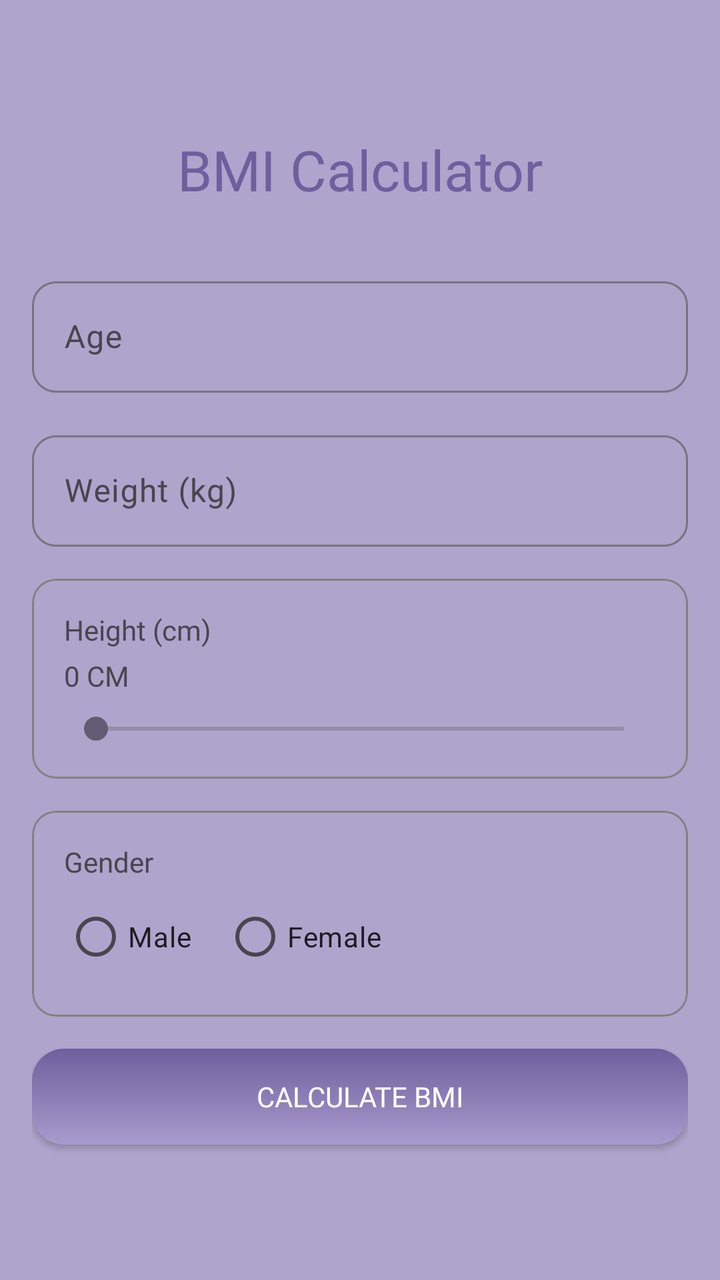
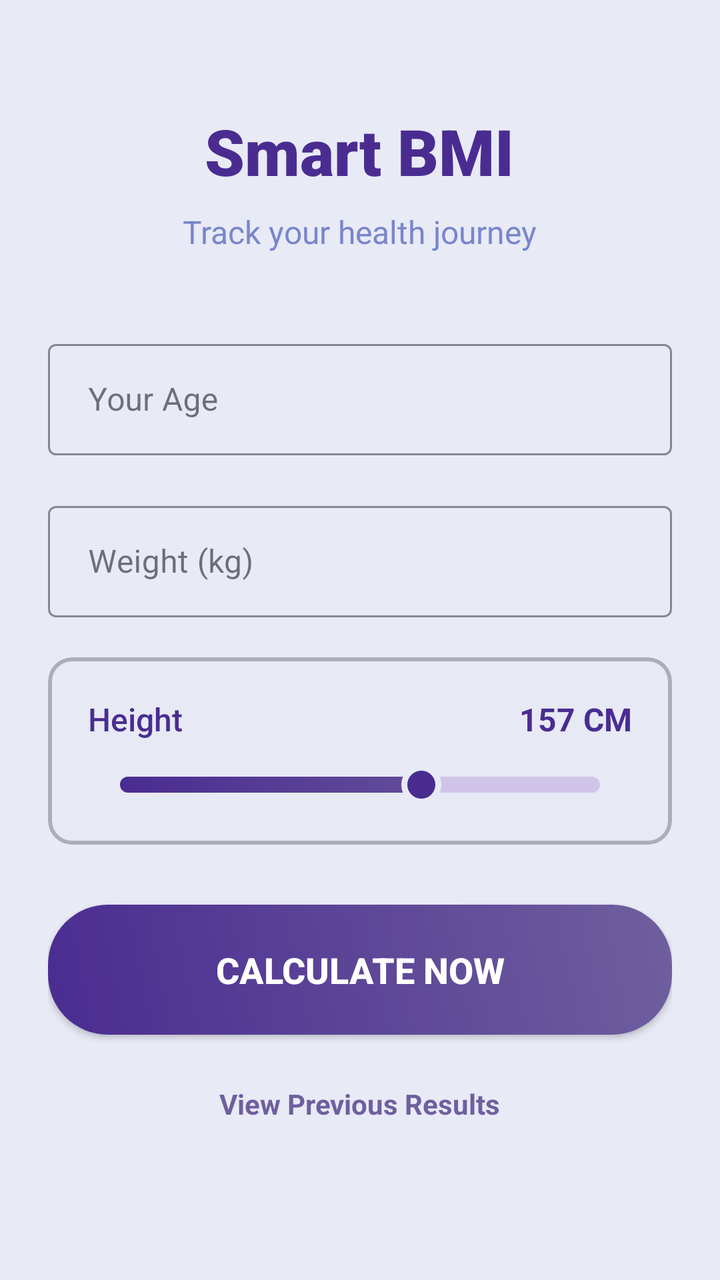

Compare the two renders of this Android layout. The source of the first and the diff that turns it into the second are given below.
<!-- AndroidManifest.xml: application theme Theme.SMARTBMI -->
<!-- res/layout/activity_bmicalculation.xml -->
<?xml version="1.0" encoding="utf-8"?>
<androidx.constraintlayout.widget.ConstraintLayout
    xmlns:android="http://schemas.android.com/apk/res/android"
    xmlns:app="http://schemas.android.com/apk/res-auto"
    xmlns:tools="http://schemas.android.com/tools"
    android:id="@+id/main"
    android:layout_width="match_parent"
    android:layout_height="match_parent"
    android:background="@color/highlight_color"

    tools:context=".BMICalculationActivity">

    <LinearLayout
        android:layout_width="match_parent"
        android:layout_height="match_parent"
        android:orientation="vertical"
        android:padding="16dp"
        android:layout_marginTop="50dp"

        app:layout_constraintTop_toTopOf="parent"
        app:layout_constraintBottom_toBottomOf="parent"
        app:layout_constraintStart_toStartOf="parent"
        app:layout_constraintEnd_toEndOf="parent">

        <TextView
            android:layout_width="match_parent"
            android:layout_height="wrap_content"
            android:text="BMI Calculator"
            android:gravity="center"
            android:layout_marginBottom="32dp"
            android:fontFamily="@font/inter_extrabold"
            android:textColor="@color/secondary_color"

            android:textSize="28dp"
            />
        
        <com.google.android.material.textfield.TextInputLayout
            android:layout_width="match_parent"
            android:layout_height="wrap_content"
            android:layout_marginBottom="16dp"
            android:hint="Age"
            app:boxBackgroundMode="outline"
            app:boxCornerRadiusTopStart="12dp"
            app:boxCornerRadiusTopEnd="12dp"
            app:boxCornerRadiusBottomStart="12dp"
            app:boxCornerRadiusBottomEnd="12dp">

            <com.google.android.material.textfield.TextInputEditText
                android:id="@+id/ageInput"
                android:layout_width="match_parent"
                android:layout_height="wrap_content"
                android:inputType="number"
                android:textColorHint="#7C7A7A" />
        </com.google.android.material.textfield.TextInputLayout>

        
        <com.google.android.material.textfield.TextInputLayout
            android:layout_width="match_parent"
            android:layout_height="wrap_content"
            android:layout_marginBottom="16dp"
            android:hint="Weight (kg)"
            app:boxBackgroundMode="outline"
            app:boxCornerRadiusTopStart="12dp"
            app:boxCornerRadiusTopEnd="12dp"
            app:boxCornerRadiusBottomStart="12dp"
            app:boxCornerRadiusBottomEnd="12dp">

            <com.google.android.material.textfield.TextInputEditText
                android:id="@+id/weightInput"
                android:layout_width="match_parent"
                android:layout_height="wrap_content"
                android:inputType="number"
                android:fontFamily="@font/inter_medium"
                android:textColorHint="#7C7A7A" />
        </com.google.android.material.textfield.TextInputLayout>

        
        <com.google.android.material.card.MaterialCardView
            android:layout_width="match_parent"
            android:layout_height="wrap_content"
            android:layout_marginBottom="16dp"
            app:cardCornerRadius="12dp"
            app:strokeWidth="1dp"
            app:strokeColor="#818181"
            android:backgroundTint="@color/highlight_color">

        <LinearLayout
            android:layout_width="match_parent"
            android:layout_height="wrap_content"
            android:orientation="vertical"
            android:padding="16dp">

            <TextView
                android:layout_width="wrap_content"
                android:layout_height="wrap_content"
                android:text="Height (cm)"
                android:fontFamily="@font/inter_bold"
                android:layout_marginBottom="4dp" />

            <TextView
                android:id="@+id/heightDisplay"
                android:layout_width="wrap_content"
                android:layout_height="wrap_content"
                android:text="0 CM"
                android:layout_marginBottom="8dp" />

            <SeekBar
                android:id="@+id/heightInput"
                android:layout_width="match_parent"
                android:layout_height="wrap_content" />
        </LinearLayout>
    </com.google.android.material.card.MaterialCardView>

        
        
        <com.google.android.material.card.MaterialCardView
            android:layout_width="match_parent"
            android:layout_height="wrap_content"
            android:layout_marginBottom="16dp"
            app:cardCornerRadius="12dp"
            app:strokeWidth="1dp"
            app:strokeColor="#818181"
            android:backgroundTint="@color/highlight_color">

            <LinearLayout
                android:layout_width="match_parent"
                android:layout_height="wrap_content"
                android:orientation="vertical"
                android:padding="16dp">

                <TextView
                    android:layout_width="wrap_content"
                    android:layout_height="wrap_content"
                    android:text="Gender"
                    android:fontFamily="@font/inter_bold"
                    android:layout_marginBottom="4dp" />

                <RadioGroup
                    android:id="@+id/genderGroup"
                    android:layout_width="wrap_content"
                    android:layout_height="wrap_content"
                    android:orientation="horizontal">

                    <RadioButton
                        android:id="@+id/male"
                        android:layout_width="wrap_content"
                        android:layout_height="wrap_content"
                        android:text="Male"
                        android:paddingEnd="16dp"/>

                    <RadioButton
                        android:id="@+id/female"
                        android:layout_width="wrap_content"
                        android:layout_height="wrap_content"
                        android:text="Female" />
                </RadioGroup>
            </LinearLayout>
        </com.google.android.material.card.MaterialCardView>
        
        <androidx.appcompat.widget.AppCompatButton
            android:id="@+id/calculateButton"
            android:layout_width="match_parent"
            android:layout_height="wrap_content"
            android:fontFamily="@font/inter_bold"
            android:textColor="@color/white"
            android:background="@drawable/button_bg"
            android:text="Calculate BMI" />
    </LinearLayout>

</androidx.constraintlayout.widget.ConstraintLayout>
<!-- resources referenced by this layout -->
<resources>
  <color name="highlight_color">#AFA4CC</color>
  <color name="secondary_color">#6F5F9E</color>
  <color name="white">#FFFFFF</color>
  <!-- drawable button_bg (drawable) -->
  <?xml version="1.0" encoding="utf-8"?>
  <shape xmlns:android="http://schemas.android.com/apk/res/android">
      <corners android:radius="16dp"/>
      <gradient android:angle="-45"
          android:startColor="@color/secondary_color"
          android:endColor="#A89BCC"
          />
  
  </shape>
  <style name="Theme.SMARTBMI" parent="Base.Theme.SMARTBMI" />
  <style name="Base.Theme.SMARTBMI" parent="Theme.Material3.DayNight.NoActionBar">
          
          
      </style>
</resources>

<!-- the commit's change to res/layout/activity_bmicalculation.xml (unified diff, before → after) -->
@@ -1,170 +1,143 @@
 <?xml version="1.0" encoding="utf-8"?>
-<androidx.constraintlayout.widget.ConstraintLayout
-    xmlns:android="http://schemas.android.com/apk/res/android"
-    xmlns:app="http://schemas.android.com/apk/res-auto"
-    xmlns:tools="http://schemas.android.com/tools"
-    android:id="@+id/main"
+<ScrollView xmlns:android="http://schemas.android.com/apk/res/android"
     android:layout_width="match_parent"
     android:layout_height="match_parent"
-    android:background="@color/highlight_color"
-
-    tools:context=".BMICalculationActivity">
+    xmlns:app="http://schemas.android.com/apk/res-auto"
+    android:background="#E8EAF6"
+    android:fillViewport="true">
 
     <LinearLayout
         android:layout_width="match_parent"
-        android:layout_height="match_parent"
+        android:layout_height="wrap_content"
         android:orientation="vertical"
-        android:padding="16dp"
-        android:layout_marginTop="50dp"
-
-        app:layout_constraintTop_toTopOf="parent"
-        app:layout_constraintBottom_toBottomOf="parent"
-        app:layout_constraintStart_toStartOf="parent"
-        app:layout_constraintEnd_toEndOf="parent">
+        android:padding="24dp"
+        android:gravity="center_horizontal">
 
         <TextView
-            android:layout_width="match_parent"
+            android:layout_width="wrap_content"
             android:layout_height="wrap_content"
-            android:text="BMI Calculator"
-            android:gravity="center"
-            android:layout_marginBottom="32dp"
-            android:fontFamily="@font/inter_extrabold"
-            android:textColor="@color/secondary_color"
+            android:text="Smart BMI"
+            android:textSize="32sp"
+            android:fontFamily="sans-serif-black"
+            android:textColor="#4A2C91"
+            android:layout_marginTop="30dp"
+            android:layout_marginBottom="8dp"/>
 
-            android:textSize="28dp"
-            />
-        
+        <TextView
+            android:layout_width="wrap_content"
+            android:layout_height="wrap_content"
+            android:text="Track your health journey"
+            android:textSize="16sp"
+            android:textColor="#7986CB"
+            android:layout_marginBottom="40dp"/>
+
         <com.google.android.material.textfield.TextInputLayout
             android:layout_width="match_parent"
             android:layout_height="wrap_content"
-            android:layout_marginBottom="16dp"
-            android:hint="Age"
-            app:boxBackgroundMode="outline"
-            app:boxCornerRadiusTopStart="12dp"
-            app:boxCornerRadiusTopEnd="12dp"
-            app:boxCornerRadiusBottomStart="12dp"
-            app:boxCornerRadiusBottomEnd="12dp">
+            android:layout_marginBottom="20dp"
+            android:hint="Your Age"
+            app:hintTextColor="#4A2C91"
+            app:boxStrokeColor="#4A2C91"
+            style="@style/Widget.MaterialComponents.TextInputLayout.OutlinedBox">
 
             <com.google.android.material.textfield.TextInputEditText
-                android:id="@+id/ageInput"
+                android:id="@+id/etAge"
                 android:layout_width="match_parent"
                 android:layout_height="wrap_content"
                 android:inputType="number"
-                android:textColorHint="#7C7A7A" />
+                android:paddingHorizontal="20dp" />
         </com.google.android.material.textfield.TextInputLayout>
 
-        
         <com.google.android.material.textfield.TextInputLayout
             android:layout_width="match_parent"
             android:layout_height="wrap_content"
-            android:layout_marginBottom="16dp"
+            android:layout_marginBottom="20dp"
             android:hint="Weight (kg)"
-            app:boxBackgroundMode="outline"
-            app:boxCornerRadiusTopStart="12dp"
-            app:boxCornerRadiusTopEnd="12dp"
-            app:boxCornerRadiusBottomStart="12dp"
-            app:boxCornerRadiusBottomEnd="12dp">
+            app:hintTextColor="#4A2C91"
+            app:boxStrokeColor="#4A2C91"
+            style="@style/Widget.MaterialComponents.TextInputLayout.OutlinedBox">
 
             <com.google.android.material.textfield.TextInputEditText
-                android:id="@+id/weightInput"
+                android:id="@+id/etWeight"
                 android:layout_width="match_parent"
                 android:layout_height="wrap_content"
-                android:inputType="number"
-                android:fontFamily="@font/inter_medium"
-                android:textColorHint="#7C7A7A" />
+                android:inputType="numberDecimal"
+                android:paddingHorizontal="20dp" />
         </com.google.android.material.textfield.TextInputLayout>
 
-        
         <com.google.android.material.card.MaterialCardView
             android:layout_width="match_parent"
             android:layout_height="wrap_content"
-            android:layout_marginBottom="16dp"
+            android:layout_marginBottom="30dp"
             app:cardCornerRadius="12dp"
-            app:strokeWidth="1dp"
-            app:strokeColor="#818181"
-            android:backgroundTint="@color/highlight_color">
-
-        <LinearLayout
+            app:cardElevation="0dp"
+            app:strokeColor="#ACAEB7"
+            app:strokeWidth="2dp"
+            app:cardBackgroundColor="#E7E9F4">
+            <LinearLayout
             android:layout_width="match_parent"
             android:layout_height="wrap_content"
             android:orientation="vertical"
-            android:padding="16dp">
+            android:padding="20dp">
 
-            <TextView
-                android:layout_width="wrap_content"
-                android:layout_height="wrap_content"
-                android:text="Height (cm)"
-                android:fontFamily="@font/inter_bold"
-                android:layout_marginBottom="4dp" />
-
-            <TextView
-                android:id="@+id/heightDisplay"
-                android:layout_width="wrap_content"
-                android:layout_height="wrap_content"
-                android:text="0 CM"
-                android:layout_marginBottom="8dp" />
-
-            <SeekBar
-                android:id="@+id/heightInput"
-                android:layout_width="match_parent"
-                android:layout_height="wrap_content" />
-        </LinearLayout>
-    </com.google.android.material.card.MaterialCardView>
-
-        
-        
-        <com.google.android.material.card.MaterialCardView
-            android:layout_width="match_parent"
-            android:layout_height="wrap_content"
-            android:layout_marginBottom="16dp"
-            app:cardCornerRadius="12dp"
-            app:strokeWidth="1dp"
-            app:strokeColor="#818181"
-            android:backgroundTint="@color/highlight_color">
-
-            <LinearLayout
+            <RelativeLayout
                 android:layout_width="match_parent"
                 android:layout_height="wrap_content"
-                android:orientation="vertical"
-                android:padding="16dp">
+                android:layout_marginBottom="12dp">
 
                 <TextView
                     android:layout_width="wrap_content"
                     android:layout_height="wrap_content"
-                    android:text="Gender"
-                    android:fontFamily="@font/inter_bold"
-                    android:layout_marginBottom="4dp" />
+                    android:text="Height"
+                    android:textSize="16sp"
+                    android:textColor="#4A2C91"
+                    android:fontFamily="sans-serif-medium" />
 
-                <RadioGroup
-                    android:id="@+id/genderGroup"
+                <TextView
+                    android:id="@+id/tvHeightValue"
                     android:layout_width="wrap_content"
                     android:layout_height="wrap_content"
-                    android:orientation="horizontal">
+                    android:layout_alignParentEnd="true"
+                    android:text="157 CM"
+                    android:textColor="#4A2C91"
+                    android:textSize="16sp"
+                    android:textStyle="bold" />
+            </RelativeLayout>
 
-                    <RadioButton
-                        android:id="@+id/male"
-                        android:layout_width="wrap_content"
-                        android:layout_height="wrap_content"
-                        android:text="Male"
-                        android:paddingEnd="16dp"/>
+            <SeekBar
+                android:id="@+id/heightSeekBar"
+                android:layout_width="match_parent"
+                android:layout_height="wrap_content"
+                android:max="250"
+                android:progress="157"
+                android:minHeight="8dp"
+                android:maxHeight="8dp"
+                android:progressDrawable="@drawable/custom_seekbar_progress"
+                android:thumb="@drawable/custom_seekbar_thumb"
+                android:splitTrack="false" />
 
-                    <RadioButton
-                        android:id="@+id/female"
-                        android:layout_width="wrap_content"
-                        android:layout_height="wrap_content"
-                        android:text="Female" />
-                </RadioGroup>
-            </LinearLayout>
-        </com.google.android.material.card.MaterialCardView>
-        
-        <androidx.appcompat.widget.AppCompatButton
-            android:id="@+id/calculateButton"
+        </LinearLayout>
+        </com.google.android.material.card.MaterialCardView>        <androidx.appcompat.widget.AppCompatButton
+            android:id="@+id/btnCalculate"
             android:layout_width="match_parent"
+            android:layout_height="65dp"
+            android:text="CALCULATE NOW"
+            android:textSize="18sp"
+            android:textStyle="bold"
+            android:background="@drawable/button_gradient_bg"
+            android:textColor="#FFFFFF"
+            android:elevation="8dp"
+            android:layout_marginBottom="15dp"/>
+
+        <TextView
+            android:id="@+id/btnHistory"
+            android:layout_width="wrap_content"
             android:layout_height="wrap_content"
-            android:fontFamily="@font/inter_bold"
-            android:textColor="@color/white"
-            android:background="@drawable/button_bg"
-            android:text="Calculate BMI" />
+            android:text="View Previous Results"
+            android:textColor="#6F5F9E"
+            android:textSize="14sp"
+            android:textStyle="bold"
+            android:padding="10dp"/>
+
     </LinearLayout>
-
-</androidx.constraintlayout.widget.ConstraintLayout>
+</ScrollView>
<!-- resource entries referenced after the edit -->
@@ -1,17 +1,54 @@
 <!-- resources referenced by this layout -->
 <resources>
-  <color name="highlight_color">#AFA4CC</color>
-  <color name="secondary_color">#6F5F9E</color>
-  <color name="white">#FFFFFF</color>
-  <!-- drawable button_bg (drawable) -->
+  <!-- drawable button_gradient_bg (drawable) -->
   <?xml version="1.0" encoding="utf-8"?>
   <shape xmlns:android="http://schemas.android.com/apk/res/android">
-      <corners android:radius="16dp"/>
-      <gradient android:angle="-45"
-          android:startColor="@color/secondary_color"
-          android:endColor="#A89BCC"
-          />
+      <gradient
+          android:startColor="#4A2C91"
+          android:endColor="#6F5F9E"
+          android:angle="45"/>
+      <corners android:radius="30dp" />
+  </shape>
+  <!-- drawable custom_seekbar_progress (drawable) -->
+  <?xml version="1.0" encoding="utf-8"?>
+  <layer-list xmlns:android="http://schemas.android.com/apk/res/android">
   
+      <item android:id="@android:id/background">
+          <shape>
+              <size android:height="4dp" />
+              <corners android:radius="10dp" />
+              <solid android:color="#D1C4E9" />
+          </shape>
+      </item>
+  
+      <item android:id="@android:id/progress">
+          <clip>
+              <shape>
+                  <size android:height="4dp" />
+                  <corners android:radius="10dp" />
+                  <gradient
+                      android:startColor="#4A2C91"
+                      android:endColor="#6F5F9E"
+                      android:angle="0" />
+              </shape>
+          </clip>
+      </item>
+  
+  </layer-list>
+  <!-- drawable custom_seekbar_thumb (drawable) -->
+  <?xml version="1.0" encoding="utf-8"?>
+  <shape xmlns:android="http://schemas.android.com/apk/res/android"
+      android:shape="oval">
+  
+      <solid android:color="#4A2C91" />
+  
+      <stroke
+          android:width="3dp"
+          android:color="#E8EAF6" />
+  
+      <size
+          android:width="20dp"
+          android:height="20dp" />
   </shape>
   <style name="Theme.SMARTBMI" parent="Base.Theme.SMARTBMI" />
   <style name="Base.Theme.SMARTBMI" parent="Theme.Material3.DayNight.NoActionBar">
